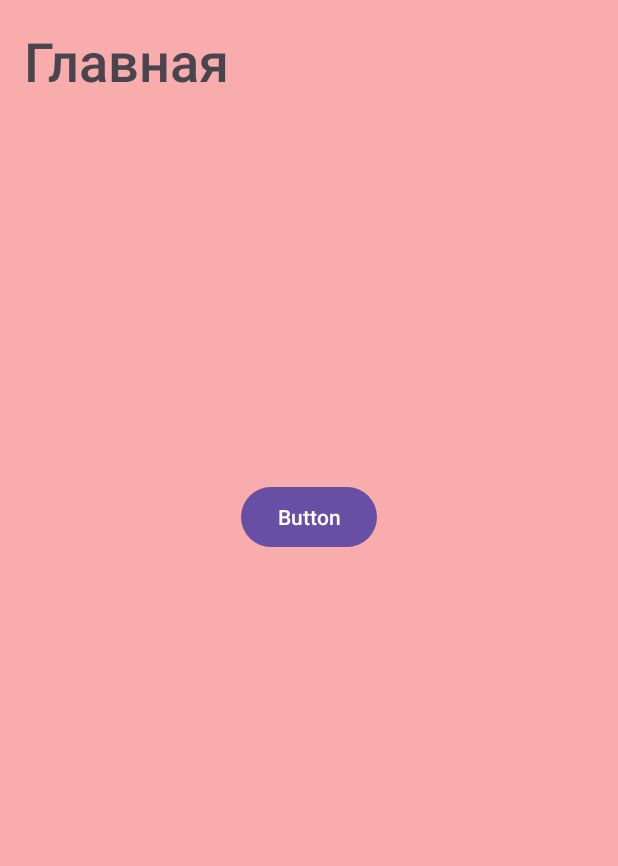
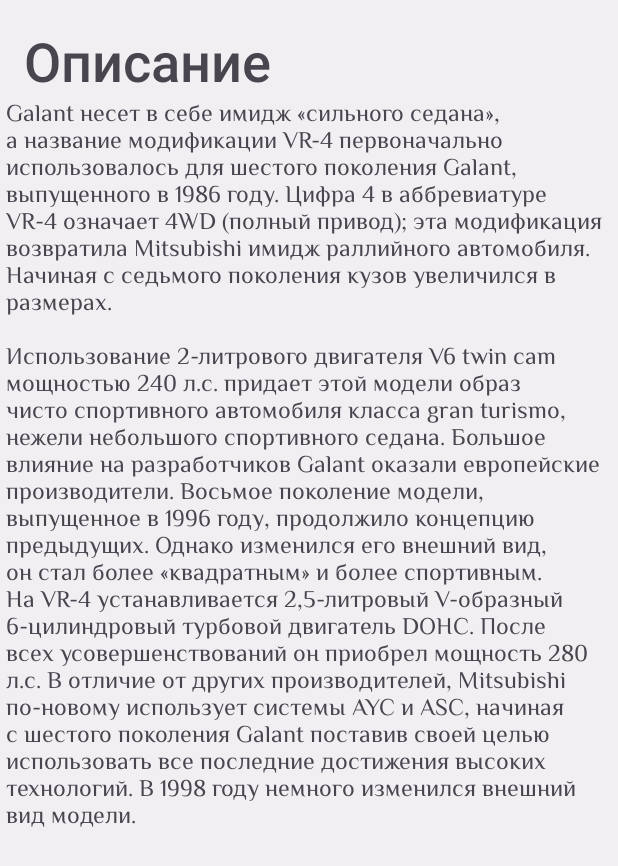
Before and after one commit to GameBro125/GalantApp, an Android app: the SecondFragment screen opened through its navigation route, on a phone screen of 412 x 824 dp. Shown: the top 866 px of the screen. Run offline under Robolectric (Android 15) with nearby library versions, the phone set to English and light mode, and no system bars.

Commit message:
Navigations, menu, slider.

```diff
--- a/app/build.gradle
+++ b/app/build.gradle
@@ -43,6 +43,7 @@ dependencies {
     implementation 'androidx.appcompat:appcompat:1.6.1'
     implementation 'com.google.android.material:material:1.5.0'
     implementation 'androidx.constraintlayout:constraintlayout:2.1.4'
+    implementation 'androidx.recyclerview:recyclerview:1.3.2'
     testImplementation 'junit:junit:4.13.2'
     androidTestImplementation 'androidx.test.ext:junit:1.1.5'
     androidTestImplementation 'androidx.test.espresso:espresso-core:3.5.1'
--- a/app/src/main/java/com/example/galantapp/MainActivity.kt
+++ b/app/src/main/java/com/example/galantapp/MainActivity.kt
@@ -8,6 +8,7 @@ import android.widget.Toast
 import androidx.appcompat.app.ActionBarDrawerToggle
 import androidx.navigation.NavController
 import androidx.navigation.Navigation
+import androidx.recyclerview.widget.RecyclerView
 import com.example.galantapp.databinding.ActivityMainBinding
 
 class MainActivity : AppCompatActivity() {
@@ -18,15 +19,16 @@ class MainActivity : AppCompatActivity() {
 
     override fun onCreate(savedInstanceState: Bundle?) {
         super.onCreate(savedInstanceState)
-        window.setFlags(WindowManager.LayoutParams.FLAG_LAYOUT_NO_LIMITS, WindowManager.LayoutParams.FLAG_LAYOUT_NO_LIMITS)
+
         binding = ActivityMainBinding.inflate(layoutInflater)
         setContentView(binding.root)
 
         navController = Navigation.findNavController(this, R.id.nav_host_fragment)
         MAIN = this
 
+
         binding.apply {
-            toggle = ActionBarDrawerToggle( MAIN, drawer, R.string.open, R.string.close)
+            toggle = ActionBarDrawerToggle(MAIN, drawer, R.string.open, R.string.close)
             drawer.addDrawerListener(toggle)
             toggle.syncState()
 
@@ -39,19 +41,24 @@ class MainActivity : AppCompatActivity() {
 
         binding.navigationView.setNavigationItemSelectedListener {
             when (it.itemId) {
-                R.id.firstFragmentItem ->  {
+                R.id.firstFragmentItem -> {
                     navController.navigate(R.id.firstFragment)
                     binding.drawer.close()
                 }
+
                 R.id.secondFragmentItem -> {
                     navController.navigate(R.id.secondFragment)
+                    binding.drawer.close()
+                }
+                R.id.galleryFragmentItem -> {
+                    navController.navigate(R.id.galleryFragment)
                     binding.drawer.close()
                 }
             }
             true
         }
+    }
 
-    }
 
     override fun onOptionsItemSelected(item: MenuItem): Boolean {
         if (toggle.onOptionsItemSelected(item)) {
--- /dev/null
+++ b/app/src/main/java/com/example/galantapp/galant/ImageDataClass.kt
@@ -0,0 +1,6 @@
+package com.example.galantapp.galant
+
+data class ImageDataClass (
+    val title: String,
+    val imageSrc: Int
+        )
--- a/app/src/main/java/com/example/galantapp/screens/SecondFragment.kt
+++ b/app/src/main/java/com/example/galantapp/screens/SecondFragment.kt
@@ -24,8 +24,7 @@ class SecondFragment : Fragment() {
 
     override fun onViewCreated(view: View, savedInstanceState: Bundle?) {
         super.onViewCreated(view, savedInstanceState)
-        binding.buttonFirst.setOnClickListener{
-        }
+
     }
 
 }
--- a/app/src/main/res/layout/fragment_first.xml
+++ b/app/src/main/res/layout/fragment_first.xml
@@ -44,7 +44,7 @@
         android:layout_marginTop="0dp"
         android:fontFamily="@font/philosopher"
         android:text="@string/main_page_description"
-        android:textSize="24dp"
+        android:textSize="16dp"
         app:layout_constraintLeft_toLeftOf="parent"
         app:layout_constraintTop_toBottomOf="@id/text_main_page_header" />
 
--- a/app/src/main/res/layout/fragment_second.xml
+++ b/app/src/main/res/layout/fragment_second.xml
@@ -1,9 +1,10 @@
 <?xml version="1.0" encoding="utf-8"?>
-<androidx.constraintlayout.widget.ConstraintLayout
+<LinearLayout
     xmlns:android="http://schemas.android.com/apk/res/android"
     xmlns:app="http://schemas.android.com/apk/res-auto"
     xmlns:tools="http://schemas.android.com/tools"
-    android:background="#F8ACAC"
+    android:background="#85E8E8E8"
+    android:orientation="vertical"
     android:layout_width="match_parent"
     android:layout_height="match_parent"
     tools:context=".MainActivity">
@@ -13,7 +14,7 @@
         android:id="@+id/text_second"
         android:layout_width="wrap_content"
         android:layout_height="wrap_content"
-        android:text="Главная"
+        android:text="Описание"
         app:layout_constraintLeft_toLeftOf="parent"
         app:layout_constraintTop_toTopOf="parent"
         android:layout_marginTop="16dp"
@@ -22,17 +23,19 @@
         android:textStyle="bold"
         android:fontFamily="sans-serif-light"
         />
-
-    <Button
-        android:id="@+id/button_first"
+    <TextView
+        android:id="@+id/text_main_page_description"
         android:layout_width="wrap_content"
         android:layout_height="wrap_content"
-        android:text="Button"
-        android:layout_marginBottom="200dp"
-        app:layout_constraintBottom_toBottomOf="parent"
+        android:layout_marginLeft="4dp"
+        android:layout_marginTop="0dp"
+        android:fontFamily="@font/philosopher"
+        android:text="@string/description_page_description"
+        android:textSize="16dp"
         app:layout_constraintLeft_toLeftOf="parent"
-        app:layout_constraintRight_toRightOf="parent"
-        app:layout_constraintTop_toBottomOf="@id/text_second"/>
+        app:layout_constraintTop_toBottomOf="@id/text_main_page_header" />
 
 
-</androidx.constraintlayout.widget.ConstraintLayout>
+
+
+</LinearLayout>
--- a/app/src/main/res/menu/navigation_drawer.xml
+++ b/app/src/main/res/menu/navigation_drawer.xml
@@ -11,7 +11,7 @@
             android:id="@+id/secondFragmentItem"
             android:title="@string/description_page" />
         <item
-            android:id="@+id/item3"
+            android:id="@+id/galleryFragmentItem"
             android:title="@string/title_3" />
     </group>
 </menu>
--- a/app/src/main/res/navigation/nav_graph.xml
+++ b/app/src/main/res/navigation/nav_graph.xml
@@ -13,6 +13,9 @@
         <action
             android:id="@+id/action_firstFragment_to_secondFragment"
             app:destination="@id/secondFragment" />
+        <action
+            android:id="@+id/action_firstFragment_to_galleryFragment"
+            app:destination="@id/galleryFragment" />
     </fragment>
     <fragment
         android:id="@+id/secondFragment"
@@ -23,4 +26,13 @@
             android:id="@+id/action_secondFragment_to_firstFragment"
             app:destination="@id/firstFragment" />
     </fragment>
+    <fragment
+        android:id="@+id/galleryFragment"
+        android:name="com.example.galantapp.screens.GalleryFragment"
+        android:label="fragment_gallery"
+        tools:layout="@layout/fragment_gallery" >
+        <action
+            android:id="@+id/action_galleryFragment_to_firstFragment"
+            app:destination="@id/firstFragment" />
+    </fragment>
 </navigation>
--- a/app/src/main/res/values/strings.xml
+++ b/app/src/main/res/values/strings.xml
@@ -13,4 +13,5 @@
     <string name="main_page_description">
         Mitsubishi Galant VIII Рестайлинг – седан D-класса, передний и полный привод. Автомат и механика. Бензиновые и дизельные двигатели мощностью от 90 до 280 лошадиных сил.
     </string>
+    <string name="description_page_description">Galant несет в себе имидж «сильного седана», а название модификации VR-4 первоначально использовалось для шестого поколения Galant, выпущенного в 1986 году. Цифра 4 в аббревиатуре VR-4 означает 4WD (полный привод); эта модификация возвратила Mitsubishi имидж раллийного автомобиля. Начиная с седьмого поколения кузов увеличился в размерах.\n\nИспользование 2-литрового двигателя V6 twin cam мощностью 240 л.с. придает этой модели образ чисто спортивного автомобиля класса gran turismo, нежели небольшого спортивного седана. Большое влияние на разработчиков Galant оказали европейские производители. Восьмое поколение модели, выпущенное в 1996 году, продолжило концепцию предыдущих. Однако изменился его внешний вид, он стал более «квадратным» и более спортивным. На VR-4 устанавливается 2,5-литровый V-образный 6-цилиндровый турбовой двигатель DOHC. После всех усовершенствований он приобрел мощность 280 л.с. В отличие от других производителей, Mitsubishi по-новому использует системы AYC и ASC, начиная с шестого поколения Galant поставив своей целью использовать все последние достижения высоких технологий. В 1998 году немного изменился внешний вид модели.</string>
 </resources>
--- a/build.gradle
+++ b/build.gradle
@@ -1,6 +1,6 @@
 // Top-level build file where you can add configuration options common to all sub-projects/modules.
 plugins {
-    id 'com.android.application' version '8.0.0' apply false
-    id 'com.android.library' version '8.0.0' apply false
+    id 'com.android.application' version '8.0.1' apply false
+    id 'com.android.library' version '8.0.1' apply false
     id 'org.jetbrains.kotlin.android' version '1.8.0' apply false
 }
```
Also changed, not shown: app/src/main/java/com/example/galantapp/ImageAdapter.kt (added, +37 -0 lines), app/src/main/java/com/example/galantapp/screens/GalleryFragment.kt (added, +48 -0 lines), app/src/main/res/layout/fragment_gallery.xml (added, +37 -0 lines), app/src/main/res/layout/header_navigation_drawer.xml (+25 -13 lines), app/src/main/res/layout/item_images.xml (added, +29 -0 lines).
